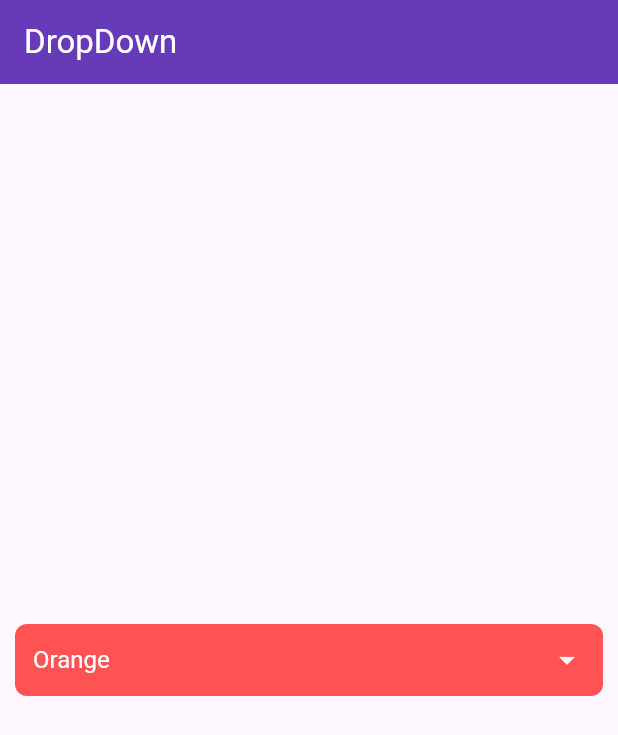
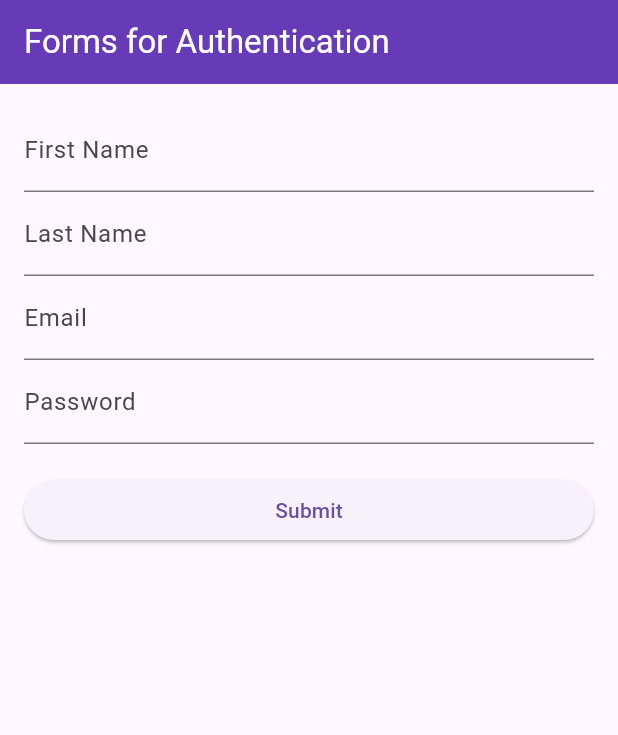
Before and after one commit to Zahed75/test_app, a Flutter app: the screen it shows after launch, on a phone screen of 412 x 824 dp. Shown: the top 735 px of the screen. Run offline on Flutter 3.47's test engine with Material 3 defaults, Android fonts, the light colour scheme and no system bars; our stand-ins replace cached_network_image.

Commit message:
Forms Filed added

```diff
--- a/lib/main.dart
+++ b/lib/main.dart
@@ -6,6 +6,7 @@ import 'package:test_app/widgets/button.dart';
 import 'package:test_app/widgets/dismissible.dart';
 import 'package:test_app/widgets/drawer.dart';
 import 'package:test_app/widgets/dropDown.dart';
+import 'package:test_app/widgets/forms.dart';
 import 'package:test_app/widgets/image.dart';
 import 'package:test_app/widgets/list_grid.dart';
 import 'package:test_app/widgets/row_cols.dart';
@@ -29,7 +30,7 @@ class MyApp extends StatelessWidget {
         ),
       ),
 
-      home: DropDownWidget(),
+      home: FormsWidget(),
     );
   }
 }
--- /dev/null
+++ b/lib/widgets/forms.dart
@@ -0,0 +1,92 @@
+import 'package:flutter/material.dart';
+
+class FormsWidget extends StatefulWidget {
+  const FormsWidget({super.key});
+
+  @override
+  State<FormsWidget> createState() => _FormsWidgetState();
+}
+
+class _FormsWidgetState extends State<FormsWidget> {
+  String firstName = '';
+  String lastName = '';
+  String email = '';
+  String password = '';
+
+  final _formKey = GlobalKey<FormState>();
+
+  void _submitForm() {
+    if (_formKey.currentState!.validate()) {
+      _formKey.currentState!.save();
+
+      // For now just show the values in a dialog
+      showDialog(
+        context: context,
+        builder:
+            (_) => AlertDialog(
+              title: Text('Submitted'),
+              content: Text(
+                'First Name: $firstName\nLast Name: $lastName\nEmail: $email\nPassword: $password',
+              ),
+            ),
+      );
+    }
+  }
+
+  @override
+  Widget build(BuildContext context) {
+    return Scaffold(
+      appBar: AppBar(title: Text('Forms for Authentication')),
+      body: Padding(
+        padding: const EdgeInsets.all(16.0),
+        child: Form(
+          key: _formKey,
+          child: ListView(
+            children: [
+              TextFormField(
+                decoration: InputDecoration(labelText: 'First Name'),
+                validator:
+                    (value) =>
+                        value == null || value.isEmpty
+                            ? 'Enter first name'
+                            : null,
+                onSaved: (value) => firstName = value ?? '',
+              ),
+              TextFormField(
+                decoration: InputDecoration(labelText: 'Last Name'),
+                validator:
+                    (value) =>
+                        value == null || value.isEmpty
+                            ? 'Enter last name'
+                            : null,
+                onSaved: (value) => lastName = value ?? '',
+              ),
+              TextFormField(
+                decoration: InputDecoration(labelText: 'Email'),
+                keyboardType: TextInputType.emailAddress,
+                validator:
+                    (value) =>
+                        value == null || !value.contains('@')
+                            ? 'Enter valid email'
+                            : null,
+                onSaved: (value) => email = value ?? '',
+              ),
+              TextFormField(
+                decoration: InputDecoration(labelText: 'Password'),
+                obscureText: true,
+                validator:
+                    (value) =>
+                        value == null || value.length < 6
+                            ? 'Min 6 characters'
+                            : null,
+                onSaved: (value) => password = value ?? '',
+              ),
+              SizedBox(height: 20),
+              ElevatedButton(onPressed: _submitForm, child: Text('Submit')),
+            ],
+          ),
+        ),
+      ),
+    );
+  }
+}
```
